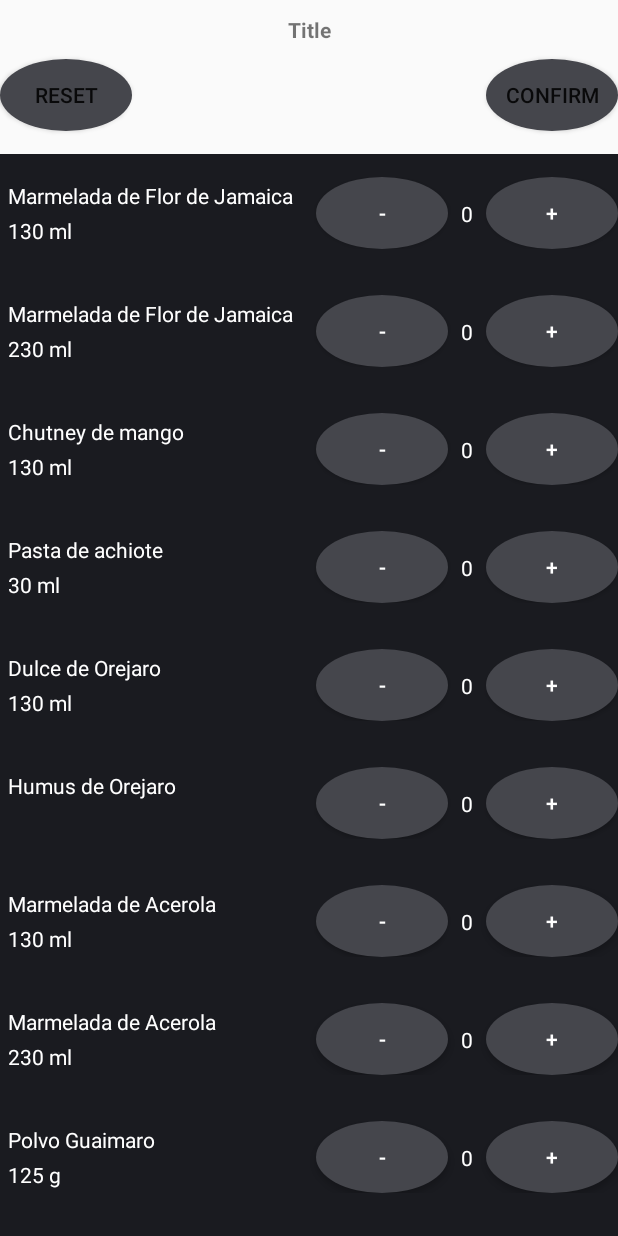
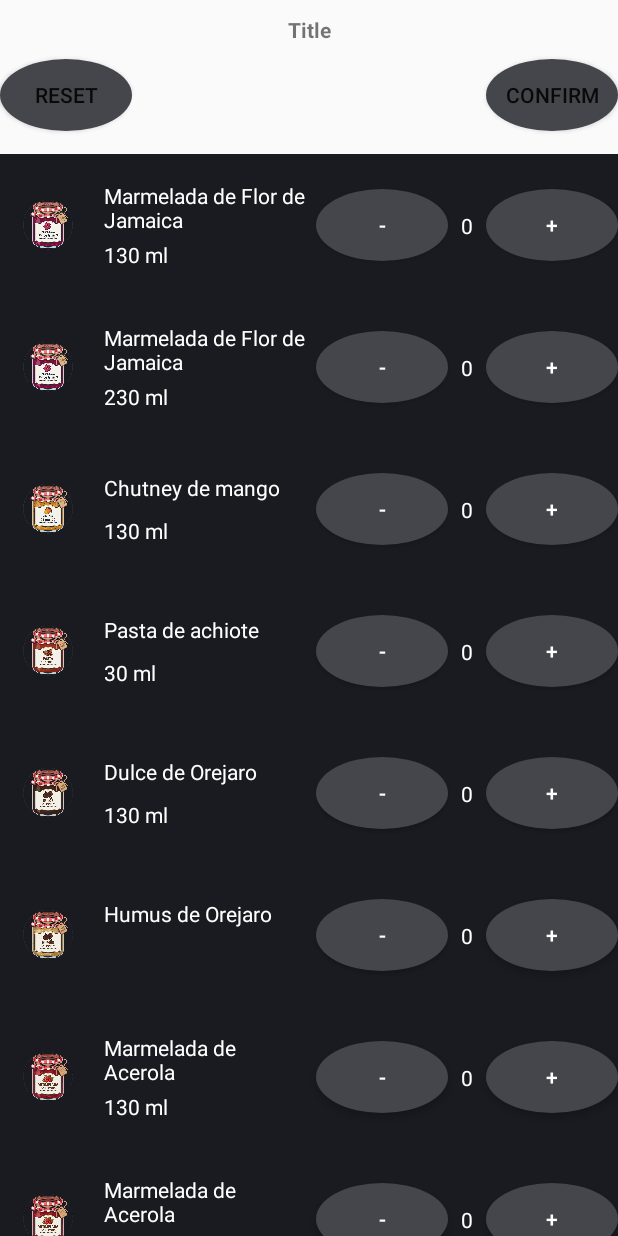
Before and after one commit to SissioMisio/PaymentCalculator, an Android app: the screen it shows after launch (MainActivity), on a phone screen of 412 x 824 dp. Run offline under Robolectric (Android 15) with nearby library versions, the phone set to English and light mode, and no system bars; 1 statement that could not run was skipped.

Commit message:
add: display images next to items

```diff
--- a/app/src/main/java/it/edu/iiscopernico/paymentcalculator/CustomAdapter.java
+++ b/app/src/main/java/it/edu/iiscopernico/paymentcalculator/CustomAdapter.java
@@ -4,6 +4,7 @@ import android.view.LayoutInflater;
 import android.view.View;
 import android.view.ViewGroup;
 import android.widget.Button;
+import android.widget.ImageView;
 import android.widget.TextView;
 
 import androidx.annotation.NonNull;
@@ -40,6 +41,9 @@ public class CustomAdapter extends RecyclerView.Adapter<CustomAdapter.ViewHolder
             localDataSet[position].incrementCount();
             viewHolder.count.setText(String.valueOf(localDataSet[position].getCount()));
         });
+        viewHolder.getImageView().setImageResource(
+                localDataSet[position].getImageResId()
+        );
     }
 
     @Override
@@ -48,6 +52,7 @@ public class CustomAdapter extends RecyclerView.Adapter<CustomAdapter.ViewHolder
     }
 
     public static class ViewHolder extends RecyclerView.ViewHolder {
+        private final ImageView imageView;
         private final TextView name;
         private final TextView amount;
         private final TextView count;
@@ -57,11 +62,16 @@ public class CustomAdapter extends RecyclerView.Adapter<CustomAdapter.ViewHolder
         public ViewHolder(View view) {
             super(view);
 
+            imageView = view.findViewById(R.id.imageView);
             name = view.findViewById(R.id.name);
             amount = view.findViewById(R.id.amount);
             count = view.findViewById(R.id.count);
             minus = view.findViewById(R.id.minus);
             plus = view.findViewById(R.id.plus);
+        }
+
+        public ImageView getImageView() {
+            return imageView;
         }
 
         public TextView getName() {
--- a/app/src/main/java/it/edu/iiscopernico/paymentcalculator/Item.java
+++ b/app/src/main/java/it/edu/iiscopernico/paymentcalculator/Item.java
@@ -2,20 +2,23 @@ package it.edu.iiscopernico.paymentcalculator;
 
 public class Item {
     private final String name;
+    private final int imageResId;
     private final int amount;
     private final String unit;
     private int count = 0;
 
-    public Item(String name, int amount, String unit) {
+    public Item(String name, int amount, String unit, int imageResId) {
         this.name = name;
         this.amount = amount;
         this.unit = unit;
+        this.imageResId = imageResId;
     }
 
-    public Item(String name) {
+    public Item(String name, int imageResId) {
         this.name = name;
         this.amount = 0;
         this.unit = "";
+        this.imageResId = imageResId;
     }
 
     public String getName() {
@@ -30,6 +33,10 @@ public class Item {
         return unit;
     }
 
+    public int getImageResId() {
+        return imageResId;
+    }
+
     public int getCount() {
         return count;
     }
--- a/app/src/main/java/it/edu/iiscopernico/paymentcalculator/MainActivity.java
+++ b/app/src/main/java/it/edu/iiscopernico/paymentcalculator/MainActivity.java
@@ -31,25 +31,25 @@ public class MainActivity extends AppCompatActivity {
         WindowCompat.getInsetsController(window, window.getDecorView()).setAppearanceLightNavigationBars((getBaseContext().getResources().getConfiguration().uiMode & Configuration.UI_MODE_NIGHT_MASK) == Configuration.UI_MODE_NIGHT_NO);
 
         Item[] items = new Item[]{
-                new Item("Marmelada de Flor de Jamaica", 130, "ml"),
-                new Item("Marmelada de Flor de Jamaica", 230, "ml"),
-                new Item("Chutney de mango", 130, "ml"),
-                new Item("Pasta de achiote", 30, "ml"),
-                new Item("Dulce de Orejaro", 130, "ml"),
-                new Item("Humus de Orejaro"),
-                new Item("Marmelada de Acerola", 130, "ml"),
-                new Item("Marmelada de Acerola", 230, "ml"),
-                new Item("Polvo Guaimaro", 125, "g"),
-                new Item("Polvo Guaimaro", 250, "g"),
-                new Item("Polvo Guaimaro", 500, "g"),
-                new Item("Polvo Guaimaro", 1, "Kg"),
-                new Item("Dulce de guaimaro"),
-                new Item("Flores jamaica", 50, "g"),
-                new Item("Flores jamaica", 250, "g"),
-                new Item("Flores jamaica", 500, "g"),
-                new Item("Flores jamaica", 1, "Kg"),
-                new Item("Semillas de Orejero", 1, "Kg"),
-                new Item("Chutney de Jobo")
+                new Item("Marmelada de Flor de Jamaica", 130, "ml", R.drawable.mermelada_flor_de_jamaica),
+                new Item("Marmelada de Flor de Jamaica", 230, "ml", R.drawable.mermelada_flor_de_jamaica),
+                new Item("Chutney de mango", 130, "ml", R.drawable.chutney_de_mango),
+                new Item("Pasta de achiote", 30, "ml", R.drawable.pasta_de_achiote),
+                new Item("Dulce de Orejaro", 130, "ml", R.drawable.dulce_de_orejero),
+                new Item("Humus de Orejaro", R.drawable.humus_de_orejero),
+                new Item("Marmelada de Acerola", 130, "ml", R.drawable.mermelada_de_acerola),
+                new Item("Marmelada de Acerola", 230, "ml", R.drawable.mermelada_de_acerola),
+                new Item("Polvo Guaimaro", 125, "g", R.drawable.polvo_guaimaro),
+                new Item("Polvo Guaimaro", 250, "g", R.drawable.polvo_guaimaro),
+                new Item("Polvo Guaimaro", 500, "g", R.drawable.polvo_guaimaro),
+                new Item("Polvo Guaimaro", 1, "Kg", R.drawable.polvo_guaimaro),
+                new Item("Dulce de guaimaro", R.drawable.dulce_de_guaimaro),
+                new Item("Flores jamaica", 50, "g", R.drawable.flores_jamaica),
+                new Item("Flores jamaica", 250, "g", R.drawable.flores_jamaica),
+                new Item("Flores jamaica", 500, "g", R.drawable.flores_jamaica),
+                new Item("Flores jamaica", 1, "Kg", R.drawable.flores_jamaica),
+                new Item("Semillas de Orejero", 1, "Kg", R.drawable.semillas_de_orejero),
+                new Item("Chutney de Jobo", R.drawable.chutney_de_jobo)
         };
 
         RecyclerView recyclerView = findViewById(R.id.item_list);
--- a/app/src/main/res/layout/item.xml
+++ b/app/src/main/res/layout/item.xml
@@ -8,6 +8,14 @@
     android:layout_height="wrap_content"
     android:paddingVertical="15sp">
 
+    <ImageView
+        android:id="@+id/imageView"
+        android:layout_width="64dp"
+        android:layout_height="64dp"
+        app:layout_constraintBottom_toBottomOf="parent"
+        app:layout_constraintStart_toStartOf="parent"
+        app:layout_constraintTop_toTopOf="parent" />
+
     <TextView
         android:id="@+id/name"
         android:layout_width="0dp"
@@ -17,7 +25,7 @@
         android:textColor="@color/material_dynamic_neutral100"
         app:layout_constraintBottom_toTopOf="@id/amount"
         app:layout_constraintEnd_toStartOf="@+id/minus"
-        app:layout_constraintStart_toStartOf="parent"
+        app:layout_constraintStart_toEndOf="@+id/imageView"
         app:layout_constraintTop_toTopOf="parent"
         tools:text="Name" />
 
@@ -30,7 +38,7 @@
         android:textColor="@color/material_dynamic_neutral100"
         app:layout_constraintBottom_toBottomOf="parent"
         app:layout_constraintEnd_toStartOf="@id/minus"
-        app:layout_constraintStart_toStartOf="parent"
+        app:layout_constraintStart_toEndOf="@+id/imageView"
         app:layout_constraintTop_toBottomOf="@id/name"
         tools:text="123 ml" />
 
```
